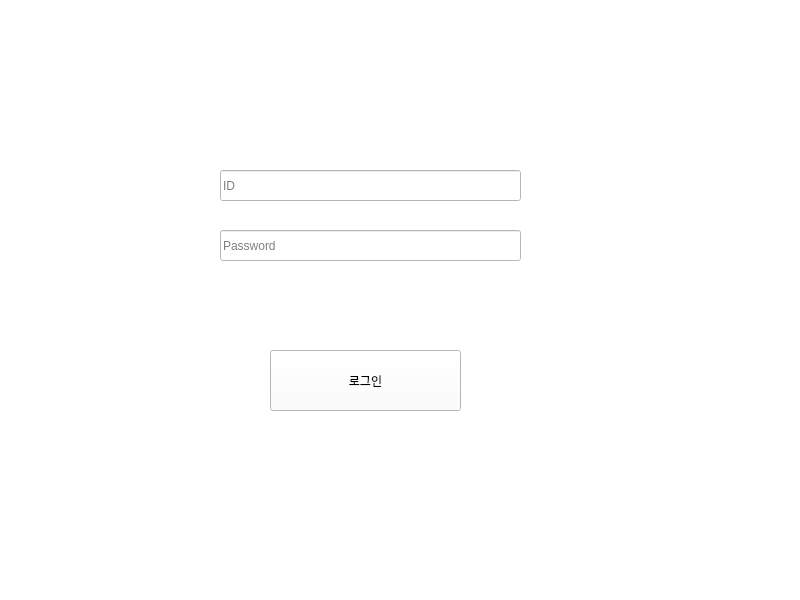
Old version of the form mini_pro1/main.ui in the repository park0609/mini_project.
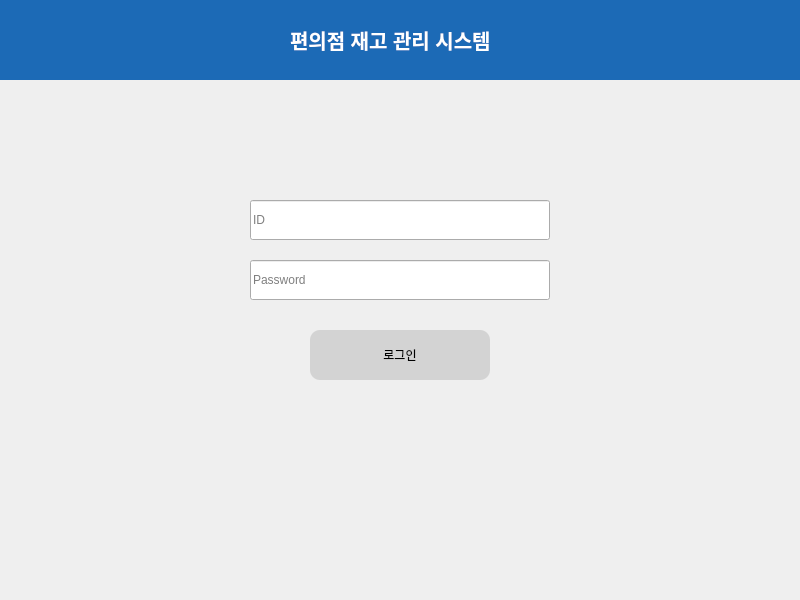
New version of the form. Icons and pictures are not drawn.

Commit message: 코드 진짜 최종 절대 안고칠거임

```diff
--- a/mini_pro1/main.ui
+++ b/mini_pro1/main.ui
@@ -13,37 +13,60 @@
   <property name="windowTitle">
    <string>Form</string>
   </property>
-  <property name="styleSheet">
-   <string notr="true">background-color: #ffffff;</string>
-  </property>
-  <widget class="QPushButton" name="btn_login">
+  <widget class="QWidget" name="topBar" native="true">
    <property name="geometry">
     <rect>
-     <x>270</x>
-     <y>350</y>
-     <width>191</width>
-     <height>61</height>
+     <x>0</x>
+     <y>0</y>
+     <width>800</width>
+     <height>80</height>
     </rect>
    </property>
-   <property name="text">
-    <string>로그인</string>
+   <property name="styleSheet">
+    <string notr="true">background-color: #1c6ab6</string>
    </property>
+   <widget class="QLabel" name="title">
+    <property name="geometry">
+     <rect>
+      <x>290</x>
+      <y>20</y>
+      <width>310</width>
+      <height>40</height>
+     </rect>
+    </property>
+    <property name="styleSheet">
+     <string>color: white; font-size: 20px; font-weight: bold;</string>
+    </property>
+    <property name="text">
+     <string>편의점 재고 관리 시스템</string>
+    </property>
+   </widget>
+   <widget class="QLabel" name="logo">
+    <property name="geometry">
+     <rect>
+      <x>10</x>
+      <y>10</y>
+      <width>171</width>
+      <height>60</height>
+     </rect>
+    </property>
+    <property name="pixmap">
+     <pixmap>200image/logo.jpg</pixmap>
+    </property>
+    <property name="scaledContents">
+     <bool>true</bool>
+    </property>
+   </widget>
   </widget>
   <widget class="QLineEdit" name="input_prod_id">
    <property name="geometry">
     <rect>
-     <x>220</x>
-     <y>170</y>
-     <width>301</width>
-     <height>31</height>
+     <x>250</x>
+     <y>200</y>
+     <width>300</width>
+     <height>40</height>
     </rect>
    </property>
-   <property name="inputMask">
-    <string/>
-   </property>
-   <property name="text">
-    <string/>
-   </property>
    <property name="placeholderText">
     <string>ID</string>
    </property>
@@ -51,10 +74,10 @@
   <widget class="QLineEdit" name="input_prod_pwd">
    <property name="geometry">
     <rect>
-     <x>220</x>
-     <y>230</y>
-     <width>301</width>
-     <height>31</height>
+     <x>250</x>
+     <y>260</y>
+     <width>300</width>
+     <height>40</height>
     </rect>
    </property>
    <property name="echoMode">
@@ -64,6 +87,22 @@
     <string>Password</string>
    </property>
   </widget>
+  <widget class="QPushButton" name="btn_login">
+   <property name="geometry">
+    <rect>
+     <x>310</x>
+     <y>330</y>
+     <width>180</width>
+     <height>50</height>
+    </rect>
+   </property>
+   <property name="styleSheet">
+    <string>background-color: lightgray; border-radius: 10px;</string>
+   </property>
+   <property name="text">
+    <string>로그인</string>
+   </property>
+  </widget>
  </widget>
  <resources/>
  <connections/>
```
Left out of the diff: 13 changed lines with no effect on the pictures. The commit also changes 2 other files.
